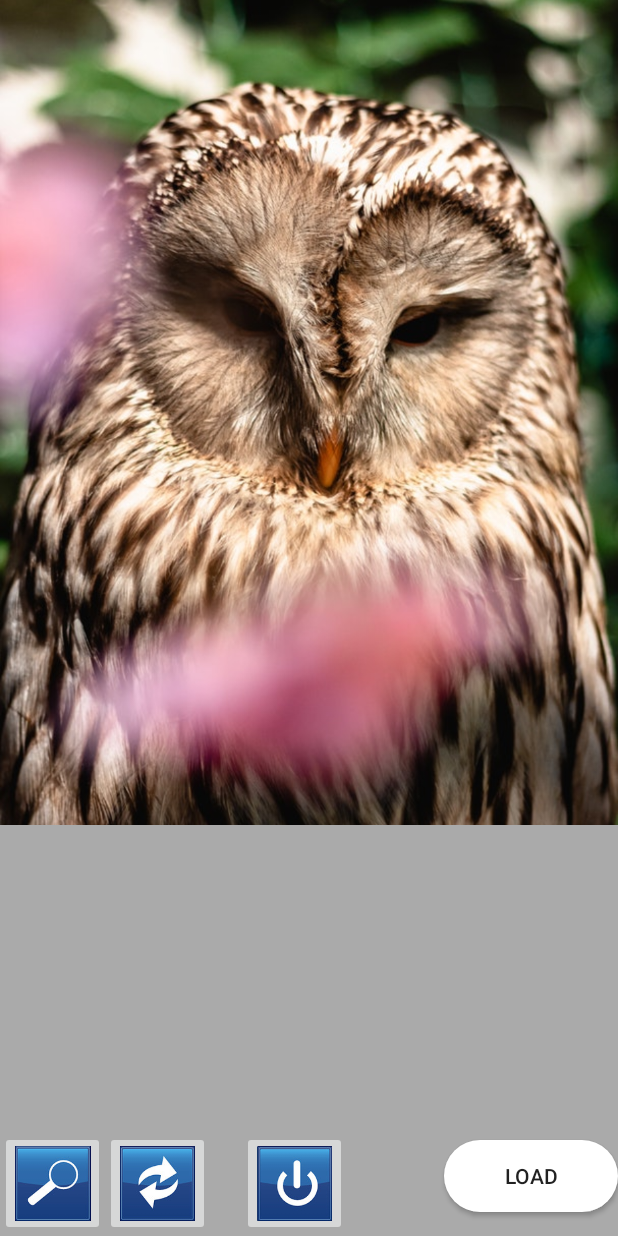
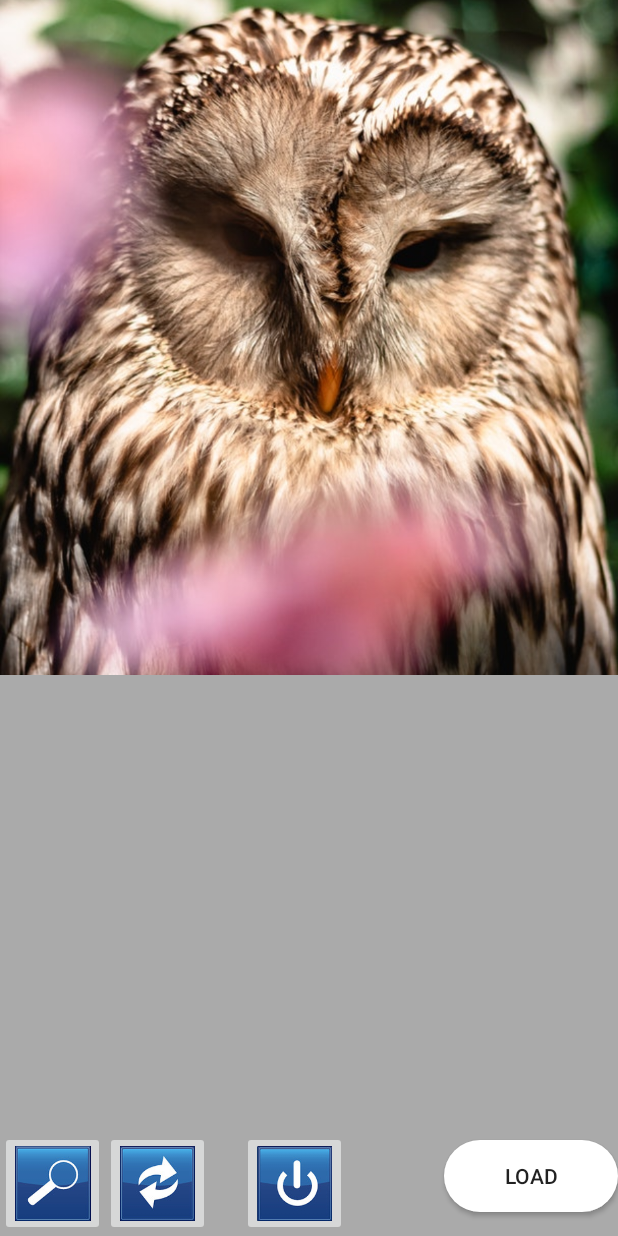
Before and after one commit to magda-piatek/DAM, an Android app: the PuzzleActivity screen opened directly, with no data from a screen before it, after a tap on an icon or button, on a phone screen of 412 x 824 dp. Run offline under Robolectric (Android 15) with nearby library versions, the light colour scheme and no system bars.

Commit message:
zmiany Alicji

```diff
--- a/app/src/main/res/layout/activity_puzzle.xml
+++ b/app/src/main/res/layout/activity_puzzle.xml
@@ -10,7 +10,7 @@
     <RelativeLayout
         android:id="@+id/layout"
         android:layout_width="0dp"
-        android:layout_height="550dp"
+        android:layout_height="450dp"
         android:layout_alignParentBottom="true"
         android:layout_alignParentLeft="true"
         android:layout_alignParentStart="true"
```
Also changed, not shown: app/src/main/java/com/example/user/puzzle/UkladankaActivity.java (+11 -8 lines).
